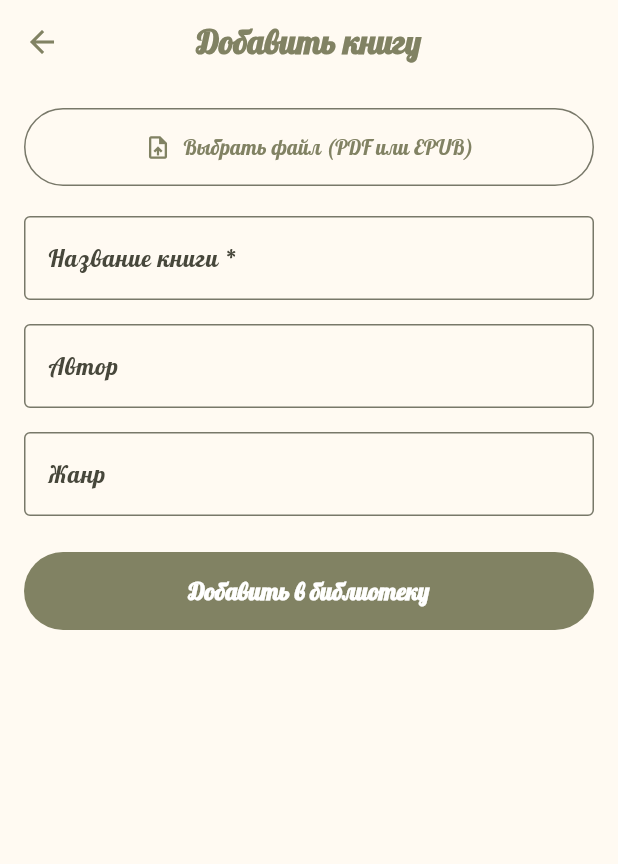
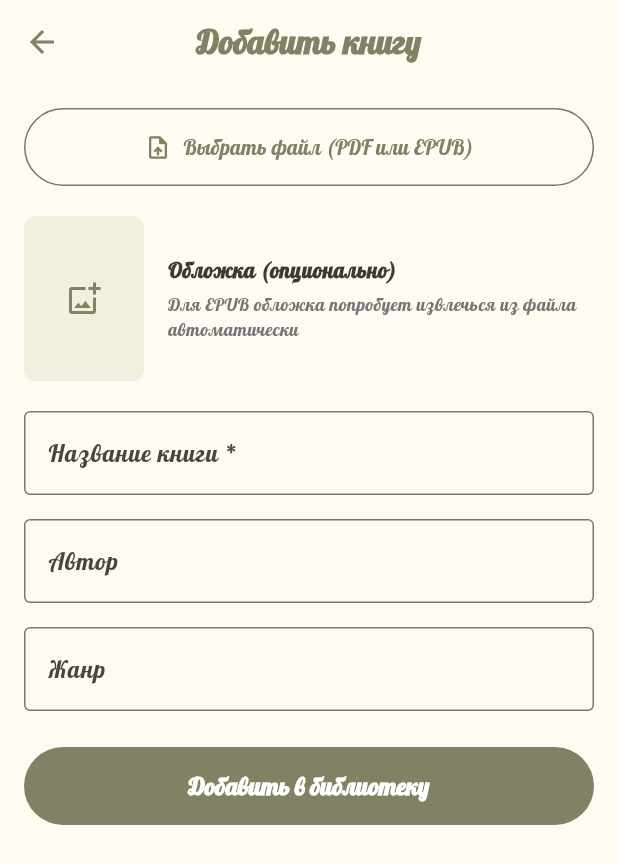
Before and after one commit to KatrinKH/bookly, a Flutter app: the UploadBookScreen screen opened directly, after a tap on "Выбрать файл (PDF или EPUB)", on a phone screen of 412 x 824 dp. Shown: the top 864 px of the screen. Run offline on Flutter 3.47's test engine with Material 3 defaults, Android fonts, the phone set to English and light mode, and no system bars; our stand-ins replace dio, file_picker, fl_chart, google_fonts, shared_preferences; missing offline and left inert: flutter_epub_viewer, syncfusion_flutter_pdfviewer; accounts and stored records are empty; network calls fail.

Commit message:
Frontend: отображение обложки книги, выбор при загрузке, смена на экране деталей

```diff
--- a/frontend/lib/models/book.dart
+++ b/frontend/lib/models/book.dart
@@ -13,6 +13,7 @@ class Book {
   final DateTime? finishedAt;
   final int? rating; // 1..5
   final bool? liked;
+  final bool hasCover; // есть ли загруженная/извлечённая обложка
   final DateTime createdAt;
 
   Book({
@@ -28,6 +29,7 @@ class Book {
     this.finishedAt,
     this.rating,
     this.liked,
+    this.hasCover = false,
     required this.createdAt,
   });
 
@@ -45,6 +47,7 @@ class Book {
       finishedAt: json['finishedAt'] != null ? DateTime.parse(json['finishedAt']) : null,
       rating: json['rating'],
       liked: json['liked'],
+      hasCover: json['hasCover'] ?? false,
       createdAt: DateTime.parse(json['createdAt']),
     );
   }
--- a/frontend/lib/screens/upload_book_screen.dart
+++ b/frontend/lib/screens/upload_book_screen.dart
@@ -1,8 +1,11 @@
+import 'dart:io';
 import 'package:flutter/material.dart';
 import 'package:file_picker/file_picker.dart';
 import '../services/book_service.dart';
 
-// Экран добавления новой книги: выбор файла PDF/EPUB и заполнение метаданных
+// Экран добавления новой книги: выбор файла PDF/EPUB, заполнение метаданных
+// и опциональный выбор своей обложки. Если обложка не выбрана и файл EPUB —
+// backend попробует извлечь обложку из самого файла автоматически.
 class UploadBookScreen extends StatefulWidget {
   const UploadBookScreen({super.key});
 
@@ -19,6 +22,7 @@ class _UploadBookScreenState extends State<UploadBookScreen> {
 
   String? _filePath;
   String? _fileName;
+  String? _coverPath;
   bool _isUploading = false;
   String? _errorMessage;
 
@@ -32,11 +36,20 @@ class _UploadBookScreenState extends State<UploadBookScreen> {
       setState(() {
         _filePath = result.files.single.path;
         _fileName = result.files.single.name;
-        // Если название не заполнено, подставляем имя файла без расширения
         if (_titleController.text.isEmpty) {
           _titleController.text = _fileName!.replaceAll(RegExp(r'\.(pdf|epub)$', caseSensitive: false), '');
         }
       });
+    }
+  }
+
+  Future<void> _pickCover() async {
+    final result = await FilePicker.platform.pickFiles(
+      type: FileType.image,
+    );
+
+    if (result != null && result.files.single.path != null) {
+      setState(() => _coverPath = result.files.single.path);
     }
   }
 
@@ -58,6 +71,7 @@ class _UploadBookScreenState extends State<UploadBookScreen> {
         author: _authorController.text.trim().isEmpty ? null : _authorController.text.trim(),
         genre: _genreController.text.trim().isEmpty ? null : _genreController.text.trim(),
         filePath: _filePath!,
+        coverPath: _coverPath,
       );
 
       if (!mounted) return;
@@ -86,6 +100,8 @@ class _UploadBookScreenState extends State<UploadBookScreen> {
                 label: Text(_fileName ?? 'Выбрать файл (PDF или EPUB)'),
                 style: OutlinedButton.styleFrom(padding: const EdgeInsets.all(16)),
               ),
+              const SizedBox(height: 20),
+              _buildCoverPicker(),
               const SizedBox(height: 20),
               TextFormField(
                 controller: _titleController,
@@ -136,6 +152,60 @@ class _UploadBookScreenState extends State<UploadBookScreen> {
     );
   }
 
+  // Превью выбранной обложки + кнопка выбора/смены.
+  // Если обложка не выбрана — поясняем, что для EPUB она попробует извлечься сама.
+  Widget _buildCoverPicker() {
+    return Row(
+      children: [
+        GestureDetector(
+          onTap: _pickCover,
+          child: Container(
+            width: 80,
+            height: 110,
+            decoration: BoxDecoration(
+              borderRadius: BorderRadius.circular(8),
+              color: Theme.of(context).colorScheme.secondary.withOpacity(0.2),
+              image: _coverPath != null
+                  ? DecorationImage(image: FileImage(File(_coverPath!)), fit: BoxFit.cover)
+                  : null,
+            ),
+            child: _coverPath == null
+                ? Icon(Icons.add_photo_alternate_outlined,
+                    color: Theme.of(context).colorScheme.primary)
+                : null,
+          ),
+        ),
+        const SizedBox(width: 16),
+        Expanded(
+          child: Column(
+            crossAxisAlignment: CrossAxisAlignment.start,
+            children: [
+              Text(
+                _coverPath != null ? 'Обложка выбрана' : 'Обложка (опционально)',
+                style: const TextStyle(fontWeight: FontWeight.w600),
+              ),
+              const SizedBox(height: 4),
+              Text(
+                _coverPath != null
+                    ? 'Нажмите, чтобы выбрать другую'
+                    : 'Для EPUB обложка попробует извлечься из файла автоматически',
+                style: TextStyle(color: Colors.grey.shade600, fontSize: 12),
+              ),
+              if (_coverPath != null) ...[
+                const SizedBox(height: 6),
+                TextButton(
+                  onPressed: () => setState(() => _coverPath = null),
+                  style: TextButton.styleFrom(padding: EdgeInsets.zero),
+                  child: const Text('Убрать'),
+                ),
+              ],
+            ],
+          ),
+        ),
+      ],
+    );
+  }
+
   @override
   void dispose() {
     _titleController.dispose();
```
Also changed, not shown: frontend/lib/screens/book_detail_screen.dart (+50 -0 lines), frontend/lib/services/book_service.dart (+24 -0 lines), frontend/lib/widgets/book_card.dart (+2 -12 lines), frontend/lib/widgets/book_cover_image.dart (added, +77 -0 lines).
